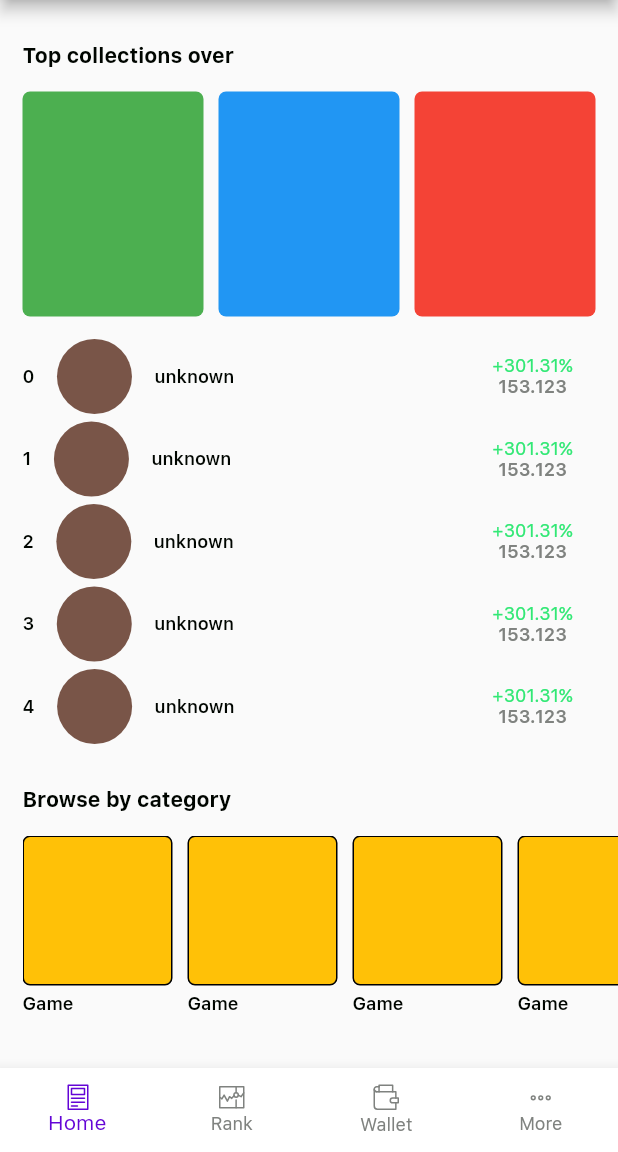
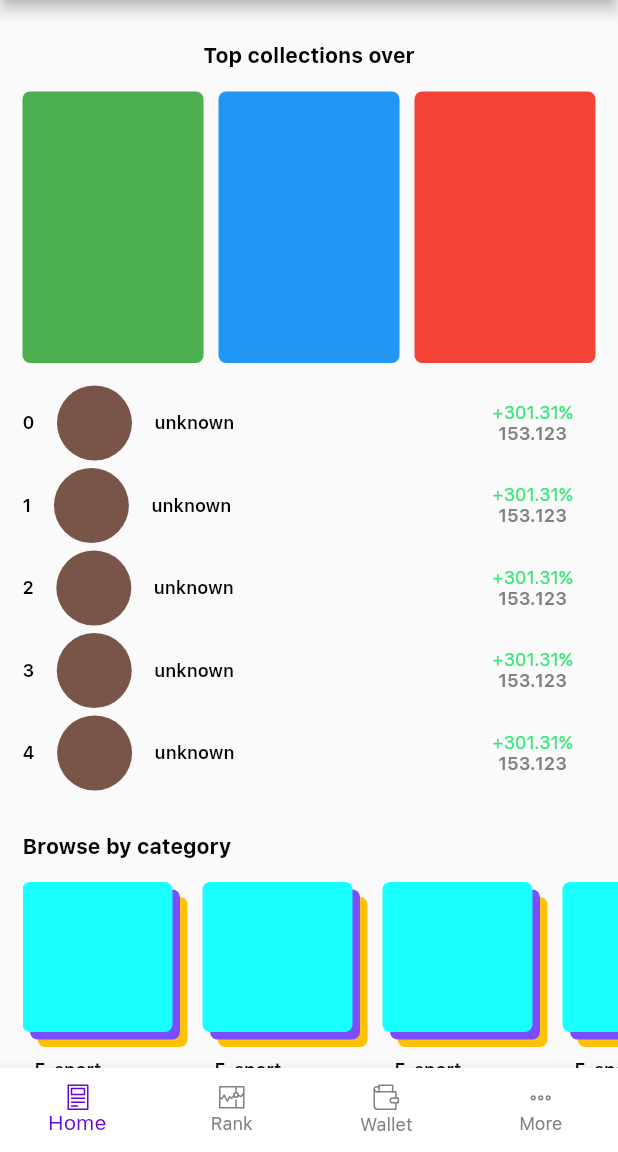
Before and after one commit to Huyvq225/nft-marketplace, a Flutter app: the screen it shows after launch, on a phone screen of 412 x 824 dp, the part 84-1236 px from its top. Run offline on Flutter 3.47's test engine with Material 2 defaults, Android fonts, the phone set to English and light mode, and no system bars; our stand-ins replace bloc, equatable, flutter_bloc, flutter_screenutil, flutter_svg, get_it; project files that could hold a hidden picture were left out.

Commit message:
Init web ui

```diff
--- a/nft_marketplace/lib/main.dart
+++ b/nft_marketplace/lib/main.dart
@@ -1,5 +1,6 @@
 import 'package:flutter/material.dart';
 import 'package:flutter_bloc/flutter_bloc.dart';
+import 'package:flutter_screenutil/flutter_screenutil.dart';
 import 'package:nft_marketplace/src/config/env/env_config.dart';
 import 'package:nft_marketplace/src/core/bloc/theme/theme_bloc.dart';
 
--- a/nft_marketplace/lib/src/config/colors/nft_component_color.dart
+++ b/nft_marketplace/lib/src/config/colors/nft_component_color.dart
@@ -42,4 +42,6 @@ abstract class NftComponentColor {
   Color? get negativePercent;
 
   Color? get price;
+
+  Color? get appBarActionItem;
 }
--- a/nft_marketplace/lib/src/config/colors/nft_dark_colors.dart
+++ b/nft_marketplace/lib/src/config/colors/nft_dark_colors.dart
@@ -43,4 +43,9 @@ class NftDarkComponentColor implements NftComponentColor {
 
   @override
   Color? get price => _nftColors.neutral[600];
+
+  @override
+  Color? get appBarActionItem => _nftColors.greenSecondaryColor;
+
+
 }
--- a/nft_marketplace/lib/src/config/colors/nft_light_colors.dart
+++ b/nft_marketplace/lib/src/config/colors/nft_light_colors.dart
@@ -43,4 +43,7 @@ class NftLightComponentColor implements NftComponentColor {
 
   @override
   Color? get price => _nftColors.neutral[600];
+
+  @override
+  Color? get appBarActionItem => _nftColors.primaryColor;
 }
--- a/nft_marketplace/lib/src/presentation/views/home/home_page.dart
+++ b/nft_marketplace/lib/src/presentation/views/home/home_page.dart
@@ -1,4 +1,5 @@
 import 'package:flutter/material.dart';
+import 'package:flutter_screenutil/flutter_screenutil.dart';
 import 'package:nft_marketplace/src/config/colors/nft_component_color.dart';
 import 'package:nft_marketplace/src/config/text_styles/nft_text_styles.dart';
 
@@ -12,6 +13,7 @@ class HomePage extends StatefulWidget {
 class _HomePageState extends State<HomePage> {
   @override
   Widget build(BuildContext context) {
+    ScreenUtil.init(context, designSize: const Size(414, 896));
     return SingleChildScrollView(
       child: Column(
         children: [
@@ -19,6 +21,7 @@ class _HomePageState extends State<HomePage> {
           _topCollections(),
           const SizedBox(height: 29),
           _category(),
+          const SizedBox(height: 29),
         ],
       ),
     );
@@ -38,7 +41,7 @@ class _HomePageState extends State<HomePage> {
           ),
           const SizedBox(height: 15),
           SizedBox(
-            height: 130,
+            height: 140,
             child: ListView.separated(
               scrollDirection: Axis.horizontal,
               itemCount: 5,
@@ -61,21 +64,59 @@ class _HomePageState extends State<HomePage> {
     return Column(
       crossAxisAlignment: CrossAxisAlignment.start,
       children: [
-        Container(
+        SizedBox(
+          width: 110,
+          height: 110,
+          child: Stack(
+            children: [
+              Positioned(
+                top: 10,
+                left: 10,
+                child: Container(
                   width: 100,
                   height: 100,
                   decoration: BoxDecoration(
                     color: Colors.amber,
-            border: Border.all(color: Colors.black),
                     borderRadius: BorderRadius.circular(5),
                   ),
                 ),
-        const SizedBox(height: 5),
-        Text(
-          'Game',
+              ),
+              Positioned(
+                top: 5,
+                left: 5,
+                child: Container(
+                  width: 100,
+                  height: 100,
+                  decoration: BoxDecoration(
+                    color: Colors.deepPurpleAccent,
+                    borderRadius: BorderRadius.circular(5),
+                  ),
+                ),
+              ),
+              Positioned(
+                top: 0,
+                left: 0,
+                child: Container(
+                  width: 100,
+                  height: 100,
+                  decoration: BoxDecoration(
+                    color: Colors.cyanAccent,
+                    borderRadius: BorderRadius.circular(5),
+                  ),
+                ),
+              ),
+            ],
+          ),
+        ),
+
+        Padding(
+          padding: const EdgeInsets.all(8.0),
+          child: Text(
+            'E-sport',
             textAlign: TextAlign.left,
             style: NFTTypography.t12S
                 .style(fontColor: NftComponentColor.of(context).text),
+          ),
         ),
       ],
     );
@@ -85,7 +126,7 @@ class _HomePageState extends State<HomePage> {
     return Padding(
       padding: const EdgeInsets.symmetric(horizontal: 15),
       child: Column(
-        crossAxisAlignment: CrossAxisAlignment.start,
+        crossAxisAlignment: CrossAxisAlignment.center,
         children: [
           Text(
             'Top collections over',
@@ -96,7 +137,9 @@ class _HomePageState extends State<HomePage> {
           const SizedBox(height: 15),
           _topThreeCollection(),
           const SizedBox(height: 15),
-          ListView.separated(
+          Container(
+            constraints: const BoxConstraints(maxWidth: 500),
+            child: ListView.separated(
               itemCount: 5,
               shrinkWrap: true,
               itemBuilder: (_, index) {
@@ -108,20 +151,28 @@ class _HomePageState extends State<HomePage> {
                 );
               },
             ),
+          ),
         ],
       ),
     );
   }
 
   Widget _topThreeCollection() {
-    return Row(
+    return Container(
+      constraints: const BoxConstraints(maxWidth: 1000),
+      child: Row(
         children: [
           _topThreeItem(rankingNo: 1),
-        const SizedBox(width: 10,),
+          const SizedBox(
+            width: 10,
+          ),
           _topThreeItem(rankingNo: 2),
-        const SizedBox(width: 10,),
+          const SizedBox(
+            width: 10,
+          ),
           _topThreeItem(rankingNo: 3),
         ],
+      ),
     );
   }
 
@@ -133,9 +184,12 @@ class _HomePageState extends State<HomePage> {
       _bgColor = Colors.blue;
     }
     return Expanded(
+      child: AspectRatio(
+        aspectRatio: 2 / 3,
         child: Container(
-        decoration: BoxDecoration(color: _bgColor, borderRadius: BorderRadius.circular(5)),
-        height: 150,
+          decoration: BoxDecoration(
+              color: _bgColor, borderRadius: BorderRadius.circular(5)),
+        ),
       ),
     );
   }
--- a/nft_marketplace/lib/src/presentation/views/main_page/main_page.dart
+++ b/nft_marketplace/lib/src/presentation/views/main_page/main_page.dart
@@ -1,11 +1,11 @@
 import 'package:flutter/material.dart';
 import 'package:flutter_bloc/flutter_bloc.dart';
 import 'package:nft_marketplace/src/config/colors/nft_component_color.dart';
-import 'package:nft_marketplace/src/config/env/env_config.dart';
 import 'package:nft_marketplace/src/config/text_styles/nft_text_styles.dart';
 import 'package:nft_marketplace/src/core/bloc/theme/theme_bloc.dart';
 import 'package:nft_marketplace/src/domain/entities/nft.dart';
 import 'package:nft_marketplace/src/presentation/views/main_page/bloc/main_page_bloc.dart';
+import 'package:nft_marketplace/src/presentation/widgets/app_bar/app_bar_widget.dart';
 import 'package:nft_marketplace/src/presentation/widgets/bottom_navigation_bar/bottom_navigation_bar.dart';
 
 class MainPage extends StatefulWidget {
@@ -21,7 +21,7 @@ class _MainPageState extends State<MainPage> {
   @override
   Widget build(BuildContext context) {
     return Scaffold(
-      appBar: _buildAppBar(),
+      appBar: const NFTAppBar(),
       body: _buildBody(),
       bottomNavigationBar: BottomNavigationBarWidget(
         onChanged: (tabIndex) {
--- /dev/null
+++ b/nft_marketplace/lib/src/presentation/widgets/app_bar/app_bar_widget.dart
@@ -0,0 +1,116 @@
+import 'package:flutter/foundation.dart';
+import 'package:flutter/material.dart';
+import 'package:flutter_bloc/flutter_bloc.dart';
+import 'package:nft_marketplace/src/config/colors/nft_component_color.dart';
+import 'package:nft_marketplace/src/config/text_styles/nft_text_styles.dart';
+import 'package:nft_marketplace/src/core/bloc/theme/theme_bloc.dart';
+
+class NFTAppBar extends StatefulWidget implements PreferredSizeWidget {
+  const NFTAppBar({Key? key}) : super(key: key);
+
+  @override
+  State<NFTAppBar> createState() => _NFTAppBarState();
+
+  @override
+  Size get preferredSize => const Size.fromHeight(56);
+}
+
+class _NFTAppBarState extends State<NFTAppBar> {
+  @override
+  Widget build(BuildContext context) {
+    return kIsWeb ? _webAppBar() : _mobileAppBar();
+  }
+
+  AppBar _mobileAppBar() {
+    return AppBar(
+      backgroundColor: NftComponentColor.of(context).appBarBackground,
+      title: Text(
+        'NFT Marketplace',
+        style: NFTTypography.t18B
+            .style(fontColor: NftComponentColor.of(context).appBarTitle),
+      ),
+      leading: InkWell(
+        onTap: () {},
+        child: const Icon(
+          Icons.account_circle,
+          color: Colors.blue,
+        ),
+      ),
+    );
+  }
+
+  AppBar _webAppBar() {
+    return AppBar(
+      backgroundColor: NftComponentColor.of(context).appBarBackground,
+      title: Text(
+        'NFT Marketplace',
+        style: NFTTypography.t18B
+            .style(fontColor: NftComponentColor.of(context).appBarTitle),
+      ),
+      leading: InkWell(
+        onTap: () {
+          BlocProvider.of<ThemeBloc>(context).add(
+            ThemeChangedEvent(),
+          );
+        },
+        child: const Icon(
+          Icons.account_circle,
+          color: Colors.blue,
+        ),
+      ),
+      actions: [
+        Row(
+          children: [
+            _actionItem(title: 'Explore'),
+            const SizedBox(
+              width: 20,
+            ),
+            _actionItem(title: 'Ranking'),
+            const SizedBox(
+              width: 20,
+            ),
+            _actionItem(title: 'Resources'),
+            const SizedBox(
+              width: 20,
+            ),
+          ],
+        ),
+      ],
+    );
+  }
+
+  Widget _actionItem({String title = '', bool selected = false}) {
+    return InkWell(
+      child: Column(
+        crossAxisAlignment: CrossAxisAlignment.center,
+        mainAxisAlignment: MainAxisAlignment.center,
+        children: [
+          Expanded(
+            child: Container(
+              alignment: Alignment.center,
+              child: Text(
+                title,
+                style: NFTTypography.t14B.style(
+                    fontColor: NftComponentColor.of(context).appBarTitle),
+              ),
+            ),
+          ),
+          Visibility(
+            visible: false,
+            child: Container(
+              height: 4,
+              width: 80,
+              decoration: BoxDecoration(
+                color: NftComponentColor.of(context).appBarActionItem,
+                borderRadius: const BorderRadius.only(
+                  topLeft: Radius.circular(5),
+                  topRight: Radius.circular(5),
+                ),
+              ),
+            ),
+          ),
+        ],
+      ),
+    );
+  }
+}
--- a/nft_marketplace/pubspec.yaml
+++ b/nft_marketplace/pubspec.yaml
@@ -41,6 +41,8 @@ dependencies:
   http: ^0.13.4
   flutter_svg: ^1.1.0
   package_info_plus: ^1.4.2
+  dropdown_button2: ^1.6.2
+  flutter_screenutil: ^5.5.3+2
 
 dev_dependencies:
   build_runner: ^2.1.11
```
Also changed, not shown: nft_marketplace/pubspec.lock, 78 other files. Lines whose indentation alone changed are shown as unchanged.
